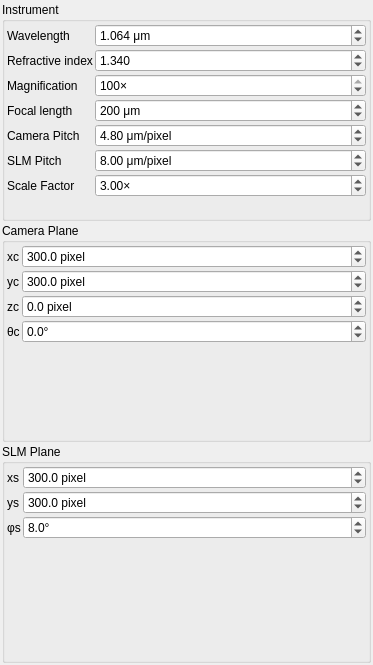
This is pyfablib/QCGH/QCGHWidget.ui in davidgrier/pyfab as Qt 5 draws it before an edit. The edited form follows.
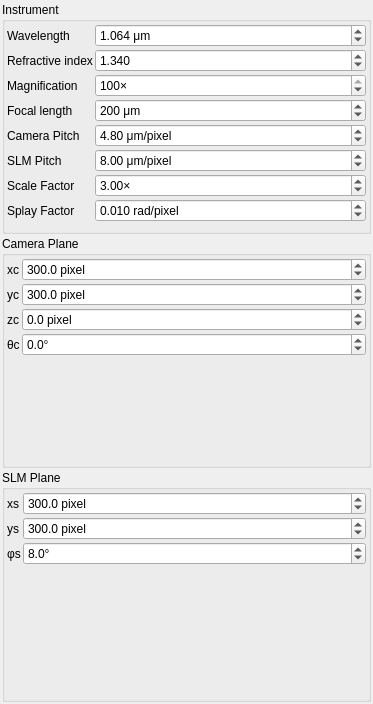
This is the edited form.

Commit message: implement splay factor (consider eliminating)

```diff
--- a/pyfablib/QCGH/QCGHWidget.ui
+++ b/pyfablib/QCGH/QCGHWidget.ui
@@ -7,7 +7,7 @@
     <x>0</x>
     <y>0</y>
     <width>373</width>
-    <height>665</height>
+    <height>704</height>
    </rect>
   </property>
   <property name="windowTitle">
@@ -265,6 +265,35 @@
         </property>
        </widget>
       </item>
+      <item row="7" column="0">
+       <widget class="QLabel" name="labelSplayFactor">
+        <property name="text">
+         <string>Splay Factor</string>
+        </property>
+       </widget>
+      </item>
+      <item row="7" column="1">
+       <widget class="QDoubleSpinBox" name="splayFactor">
+        <property name="statusTip">
+         <string>Instrument: Axial splay factor</string>
+        </property>
+        <property name="suffix">
+         <string> rad/pixel</string>
+        </property>
+        <property name="decimals">
+         <number>3</number>
+        </property>
+        <property name="maximum">
+         <double>1.000000000000000</double>
+        </property>
+        <property name="singleStep">
+         <double>0.010000000000000</double>
+        </property>
+        <property name="value">
+         <double>0.010000000000000</double>
+        </property>
+       </widget>
+      </item>
      </layout>
     </widget>
    </item>
```
Left out of the diff: 1 changed line with no effect on the pictures. The commit also changes 2 other files.
